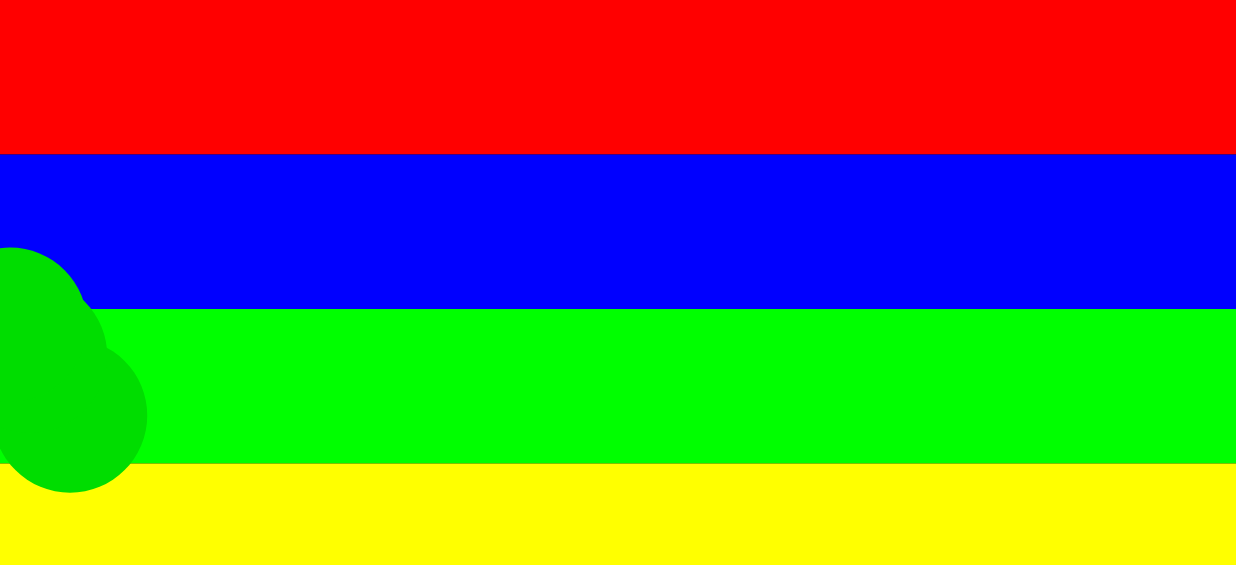
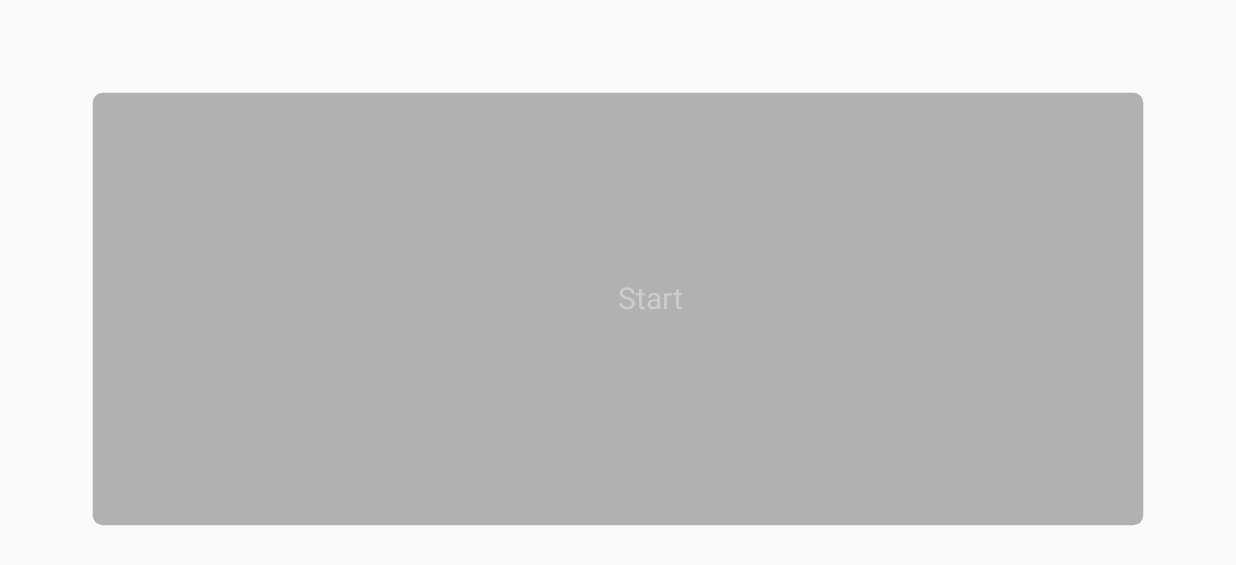
Before and after one commit to diddlydoodly/Tap, an Android app: the screen it shows after launch (GameActivity), on a phone screen of 824 x 412 dp (held sideways). Shown: the top 565 px of the screen. Run offline under Robolectric (Android 15) with nearby library versions, the phone set to English and light mode, and no system bars.

Commit message:
further game loop adjustments for menu

```diff
--- a/app/src/main/java/io/github/omgimanerd/tap/GameActivity.java
+++ b/app/src/main/java/io/github/omgimanerd/tap/GameActivity.java
@@ -8,15 +8,12 @@ import android.view.View;
 
 public class GameActivity extends Activity {
 
-  public static final int BACKGROUND_COLOR = Color.BLACK;
-
   public static final String TAG = GameActivity.class.getSimpleName();
 
   @Override
   protected void onCreate(Bundle savedInstanceState) {
     super.onCreate(savedInstanceState);
     View gameView = new GameView(this);
-    gameView.setBackgroundColor(BACKGROUND_COLOR);
     setContentView(gameView);
   }
 }
--- a/app/src/main/java/io/github/omgimanerd/tap/GameView.java
+++ b/app/src/main/java/io/github/omgimanerd/tap/GameView.java
@@ -2,6 +2,10 @@ package io.github.omgimanerd.tap;
 
 import android.content.Context;
 import android.graphics.Canvas;
+import android.graphics.Color;
+import android.graphics.Paint;
+import android.graphics.RectF;
+import android.util.Log;
 import android.view.MotionEvent;
 import android.view.View;
 
@@ -13,20 +17,49 @@ import io.github.omgimanerd.tap.game.Game;
 public class GameView extends View {
 
   private static final float FPS = 60;
+  private static final int OVERLAY_BORDER_RADIUS = 10;
+  private static final String OVERLAY_COLOR = "#99808080";
+  private static final String OVERLAY_TEXT_COLOR = "#FFCCCCCC";
+  private static final float OVERLAY_TEXT_SIZE = 30;
+
+  private static final int STATE_MENU = 0;
+  private static final int STATE_GAME = 1;
+  private static final int STATE_LOST = 2;
+  private int STATE = 0;
 
   private float screenHeight_;
   private float screenWidth_;
   private Game game_;
+
+  private RectF overlay_;
+  private Paint overlayPaint_;
+  private Paint textPaint_;
 
   public GameView(Context context) {
     super(context);
     screenWidth_ = getResources().getDisplayMetrics().widthPixels;
     screenHeight_ = getResources().getDisplayMetrics().heightPixels;
     game_ = new Game(screenWidth_, screenHeight_);
+
+    float padding = ((screenWidth_ / 10) + (screenHeight_ / 10)) / 2;
+    overlay_ = new RectF(padding, padding, screenWidth_ - padding,
+                         screenHeight_ - padding);
+    overlayPaint_ = new Paint();
+    overlayPaint_.setColor(Color.parseColor(OVERLAY_COLOR));
+    textPaint_ = new Paint();
+    textPaint_.setColor(Color.parseColor(OVERLAY_TEXT_COLOR));
+    textPaint_.setTextSize(OVERLAY_TEXT_SIZE);
   }
 
   public void onDraw(Canvas canvas) {
-
+    switch (STATE) {
+      case STATE_MENU:
+        canvas.drawRoundRect(overlay_, OVERLAY_BORDER_RADIUS,
+                             OVERLAY_BORDER_RADIUS, overlayPaint_);
+        canvas.drawText("Start", 0, 5, screenWidth_ / 2,
+                        screenHeight_ / 2, textPaint_);
+        break;
+      case STATE_GAME:
         game_.update();
         game_.redraw(canvas);
 
@@ -34,11 +67,30 @@ public class GameView extends View {
           Thread.sleep((long) (1000 / FPS));
         } catch (Exception e) {}
 
+        if (game_.lost()) {
+          STATE = STATE_LOST;
+        }
+
         invalidate();
+        break;
+      case STATE_LOST:
+        canvas.drawRoundRect(overlay_, OVERLAY_BORDER_RADIUS,
+                             OVERLAY_BORDER_RADIUS, overlayPaint_);
+        break;
+    }
   }
 
   public boolean onTouchEvent(MotionEvent event) {
+    switch (STATE) {
+      case STATE_GAME:
         game_.onTouchEvent(event);
+        break;
+      default:
+        Log.d("touch", "touched");
+        game_.resetGame();
+        STATE = STATE_GAME;
+        break;
+    }
     return true;
   }
 }
--- a/app/src/main/res/layout/activity_game.xml
+++ b/app/src/main/res/layout/activity_game.xml
@@ -3,6 +3,7 @@
     android:layout_width="match_parent"
     android:layout_height="match_parent"
     tools:context=".GameActivity"
-    android:background="#ffcccccc">
+    android:background="#ffcccccc"
+    android:id="@+id/base_layout">
 
 </RelativeLayout>
```
Also changed, not shown: app/src/main/AndroidManifest.xml (+0 -8 lines), app/src/main/java/io/github/omgimanerd/tap/game/Game.java (+8 -0 lines), app/src/main/res/layout/activity_tap.xml (deleted, +0 -15 lines), app/src/main/res/menu/tap.xml (deleted, +0 -9 lines). Lines whose indentation alone changed are shown as unchanged.
